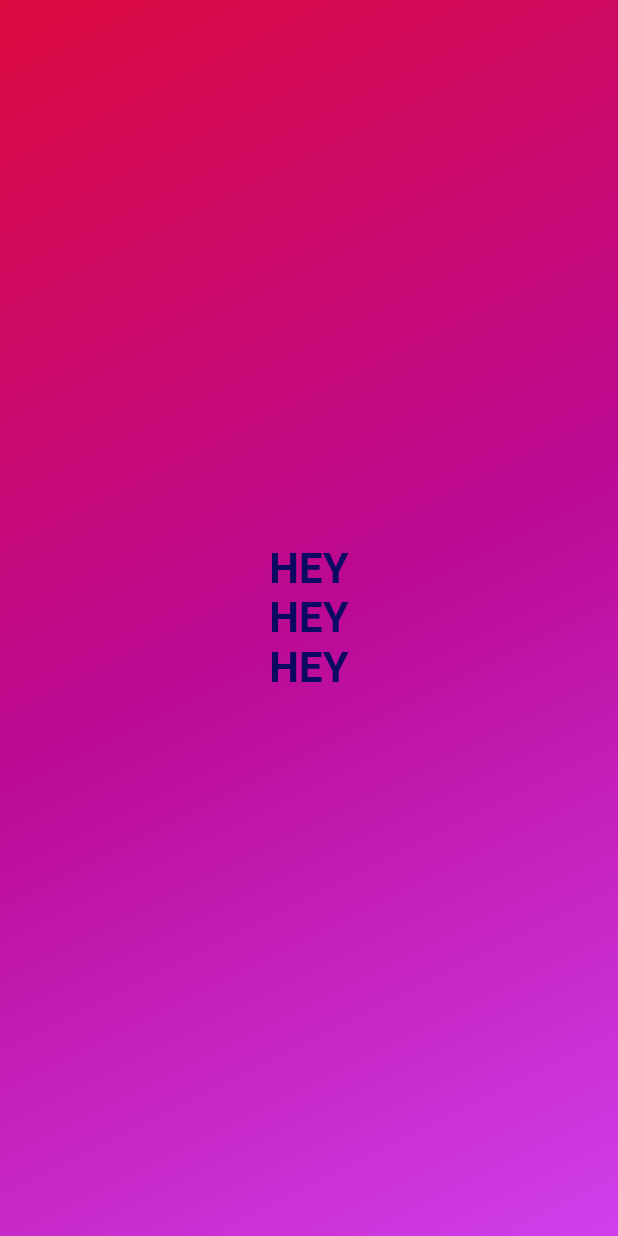
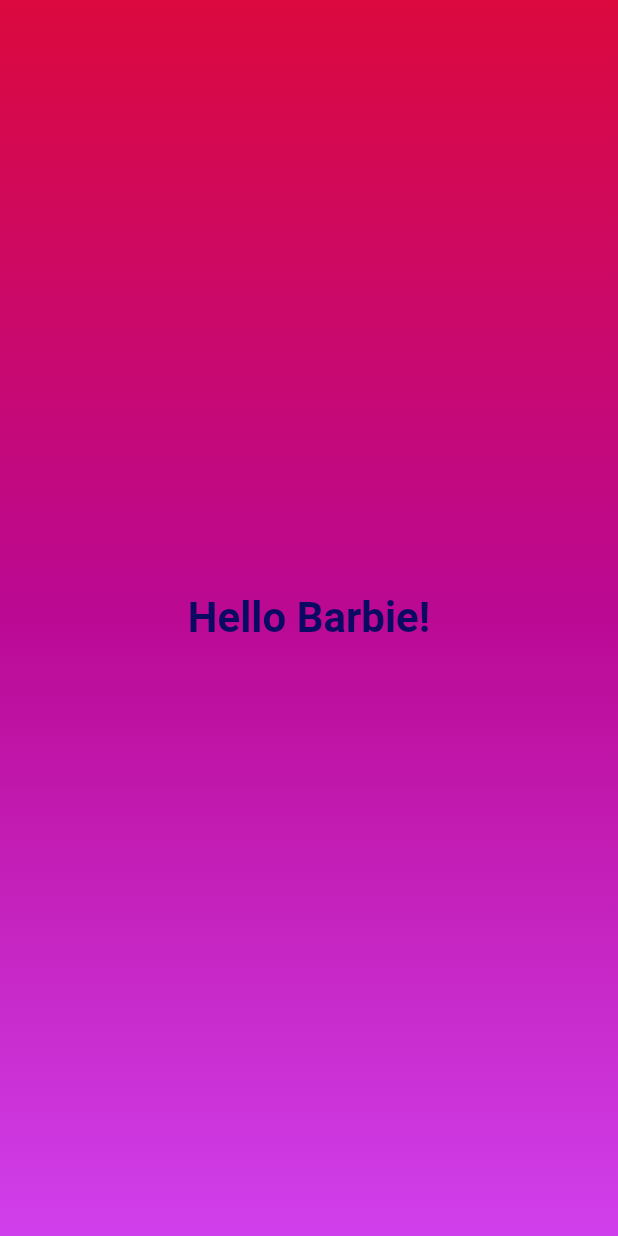
Before and after one commit to sevdenuragba/FirstDemo, a Flutter app: the screen it shows after launch, on a phone screen of 412 x 824 dp. Run offline on Flutter 3.47's test engine with Material 2 defaults, Android fonts, the phone set to English and light mode, and no system bars.

Commit message:
commit changes

```diff
--- a/lib/gradient_container.dart
+++ b/lib/gradient_container.dart
@@ -1,9 +1,11 @@
 import 'package:first_app/styled_text.dart';
 import 'package:flutter/material.dart';
 
-class GradientContainer extends StatelessWidget{
+const startAlignment = Alignment.topLeft;
+const endAlignment = Alignment.bottomLeft;
+
+class GradientContainer extends StatelessWidget {
   const GradientContainer({super.key});
-
   @override
   Widget build(context) {
     return Container(
@@ -14,13 +16,11 @@ class GradientContainer extends StatelessWidget{
             Color.fromARGB(255, 187, 9, 148),
             Color.fromARGB(255, 208, 63, 236)
           ],
-              begin: Alignment.topLeft,
-              end: Alignment.bottomRight,
+          begin: startAlignment,
+          end: endAlignment,
         ),
       ),
-          child:  const Center(
-            child: StyledText()
-          ),
+      child: const Center(child: StyledText('Hello Barbie!')),
     );
   }
 }
--- a/lib/styled_text.dart
+++ b/lib/styled_text.dart
@@ -1,13 +1,14 @@
 import 'package:flutter/material.dart';
 
 class StyledText extends StatelessWidget {
-  const StyledText({super.key});
+   const StyledText(this.text, {super.key});
 
+  final String text;
   @override
   Widget build(context) {
-    return const Text(
-      "HEY\nHEY\nHEY",
-      style: TextStyle(
+    return  Text(
+      text,
+      style: const TextStyle(
         fontStyle: FontStyle.normal,
         color: Color.fromARGB(255, 10, 10, 98),
         fontSize: 28,
```
Lines whose indentation alone changed are shown as unchanged.
